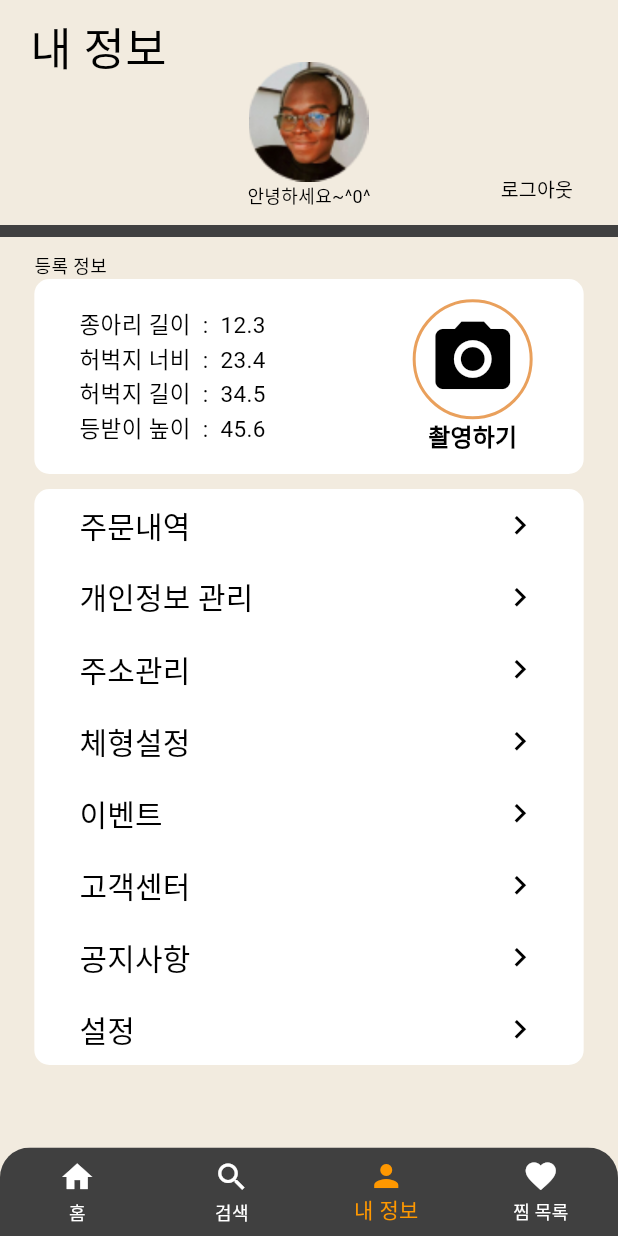
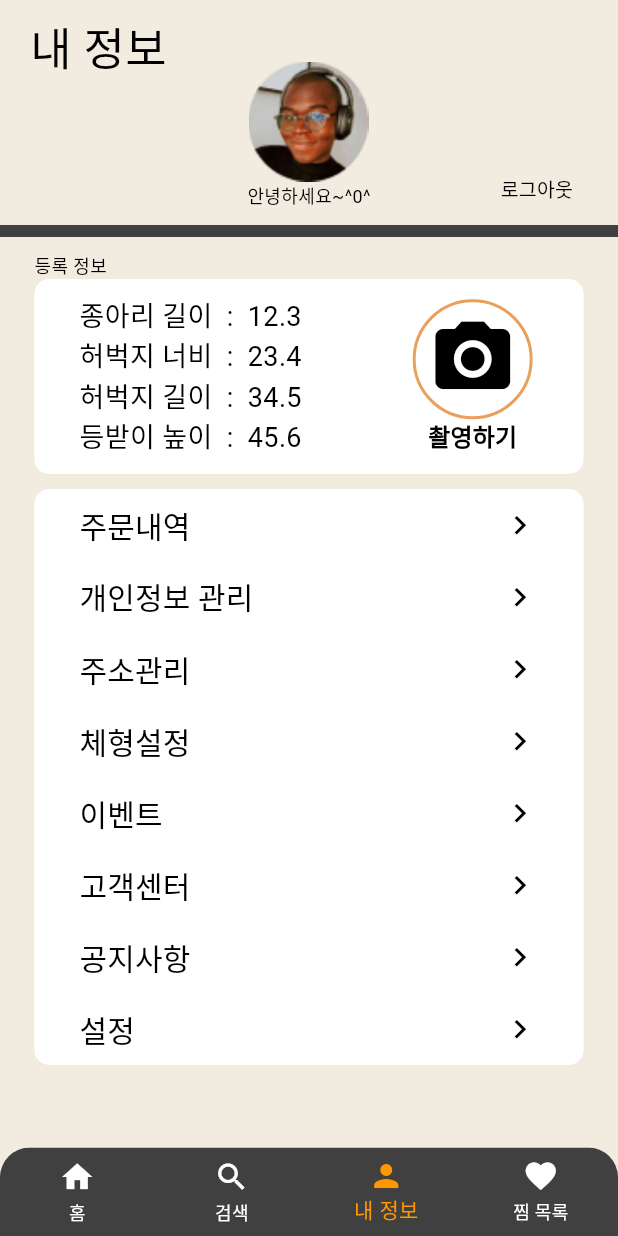
Before and after one commit to FUlcho23/ChairTeamProject, a Flutter app: the MyPage screen opened directly, on a phone screen of 412 x 824 dp. Run offline on Flutter 3.47's test engine with Material 3 defaults, Android fonts, the phone set to English and light mode, and no system bars.

Commit message:
글자크기1

```diff
--- a/lib/mypage.dart
+++ b/lib/mypage.dart
@@ -183,16 +183,16 @@ class _MyPageState extends State<MyPage> {
                     children: [
                       Expanded(
                         child: Padding(
-                          padding: EdgeInsets.only(left: 30), // 왼쪽 여백을 설정합니다.
+                          padding: EdgeInsets.only(left: 30), // 왼쪽 여백을 설정
                           child: Column(
                             mainAxisAlignment: MainAxisAlignment.center,
                             crossAxisAlignment: CrossAxisAlignment.start,
                             children: [
-                              for (int i = 0; i < 4; i++) // 4줄을 반복해서 생성합니다.
+                              for (int i = 0; i < 4; i++)
                                 Text(
                                   '${list[i]}  :  ${information[i].toStringAsFixed(1)}',
                                   style: TextStyle(
-                                    fontSize: 15,
+                                    fontSize: 18,
                                     color: Colors.black,
                                   ),
                                 ),
```
